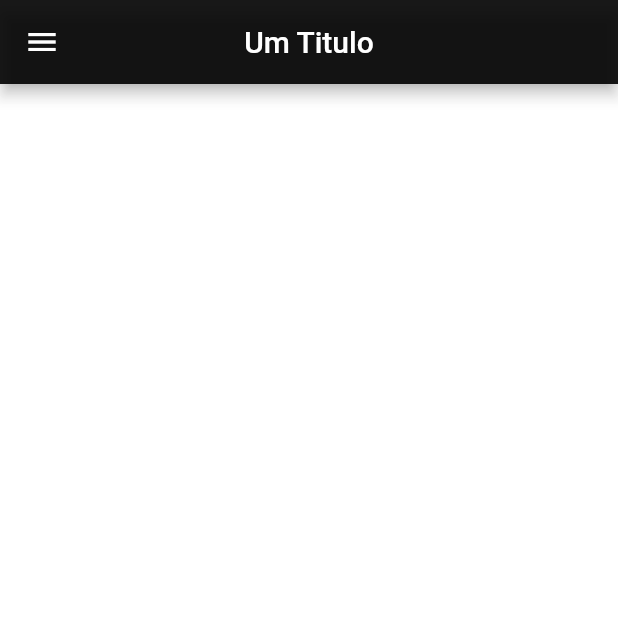
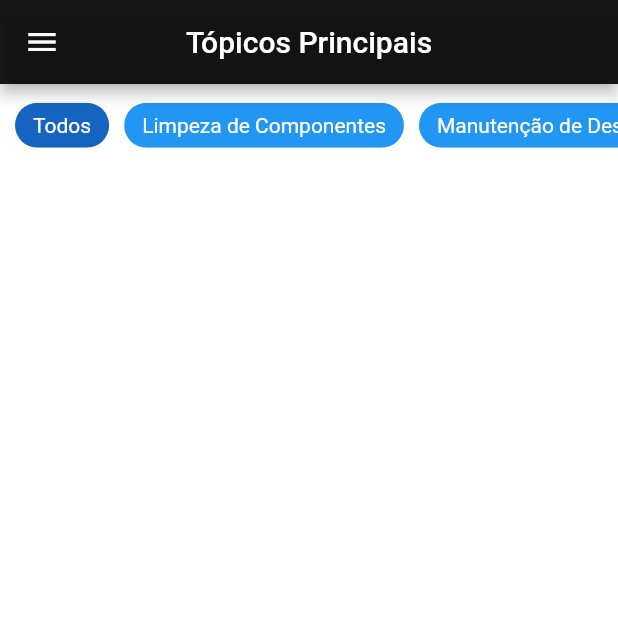
Before and after one commit to Ppozzel/hardtec-blogmobile, a Flutter app: the screen it shows after launch, on a phone screen of 412 x 824 dp, the top half of it. Run offline on Flutter 3.47's test engine with Material 2 defaults, Android fonts, the phone set to English and light mode, and no system bars; Roboto replaces fonts that are missing (Monoton).

Commit message:
add category_menu

```diff
--- a/lib/news.dart
+++ b/lib/news.dart
@@ -1,4 +1,5 @@
 import 'package:flutter/material.dart';
+import 'package:hardtec_app/pages/slider.dart';
 
 class NoticeHardTec extends StatefulWidget {
   @override
@@ -6,17 +7,34 @@ class NoticeHardTec extends StatefulWidget {
 }
 
 class _NoticeHardTecState extends State<NoticeHardTec> {
+  List _categorys = new List();
+  var _category_selected = 0;
+
+  List _news = new List();
+  var repository = new MyApp();
+  var _currentIndex = 0;
+
   @override
   Widget build(BuildContext context) {
     return Scaffold(
       backgroundColor: Color.fromRGBO(255, 255, 255, 0.9),
-      appBar: AppBar(
+      appBar: new AppBar(
         title: Text(
-          "Um Titulo",
+          "Tópicos Principais",
           style: TextStyle(fontFamily: 'Monoton', color: Colors.white),
         ),
         backgroundColor: Color.fromRGBO(0, 0, 0, 0.9),
         centerTitle: true,
+      ),
+      body: new Container(
+        child: new Column(
+          children: <Widget>[
+            _getListCategory(),
+            // new Expanded(
+            //   child: _getListViewWidget(),
+            // )
+          ],
+        ),
       ),
       drawer: Drawer(
         child: ListView(
@@ -59,6 +77,12 @@ class _NoticeHardTecState extends State<NoticeHardTec> {
     );
   }
 
+  @override
+  void initState() {
+    setCategorys();
+    NoticeHardTec();
+  }
+
   Widget _createHeader() {
     return DrawerHeader(
         margin: EdgeInsets.zero,
@@ -94,5 +118,60 @@ class _NoticeHardTecState extends State<NoticeHardTec> {
     );
   }
 
+  void setCategorys() {
+    _categorys.add("Todos");
+    _categorys.add("Limpeza de Componentes");
+    _categorys.add("Manutenção de Desktops");
+    _categorys.add("Saúde e Bem Estar de sua Maquina");
+    _categorys.add("Quiz");
+    _categorys.add("Fica Dica =D");
+  }
 
+  Widget _getListCategory() {
+    ListView listCategory = new ListView.builder(
+        itemCount: _categorys.length,
+        scrollDirection: Axis.horizontal,
+        itemBuilder: (context, index) {
+          return _buildCategoryItem(index);
+        });
+
+    return new Container(
+      height: 55.0,
+      child: listCategory,
+    );
+  }
+
+  Widget _buildCategoryItem(index) {
+    return new GestureDetector(
+      onTap: () {
+        onTabCategory(index);
+      },
+      child: new Center(
+        child: new Container(
+          margin: new EdgeInsets.only(left: 10.0),
+          child: new ClipRRect(
+            borderRadius: BorderRadius.circular(15.0),
+            child: new Container(
+              padding: new EdgeInsets.only(
+                  left: 12.0, top: 7.0, bottom: 7.0, right: 12.0),
+              color: _category_selected == index
+                  ? Colors.blue[800]
+                  : Colors.blue[500],
+              child: new Text(
+                _categorys[index],
+                style: new TextStyle(color: Colors.white),
+              ),
+            ),
+          ),
+        ),
+      ),
+    );
+  }
+
+  //Realiza chamada de serviço para atualizar as noticias de acordo com a categoria selecionada
+  onTabCategory(index) {
+    setState(() {
+      _category_selected = index;
+    });
+  }
 }
```
